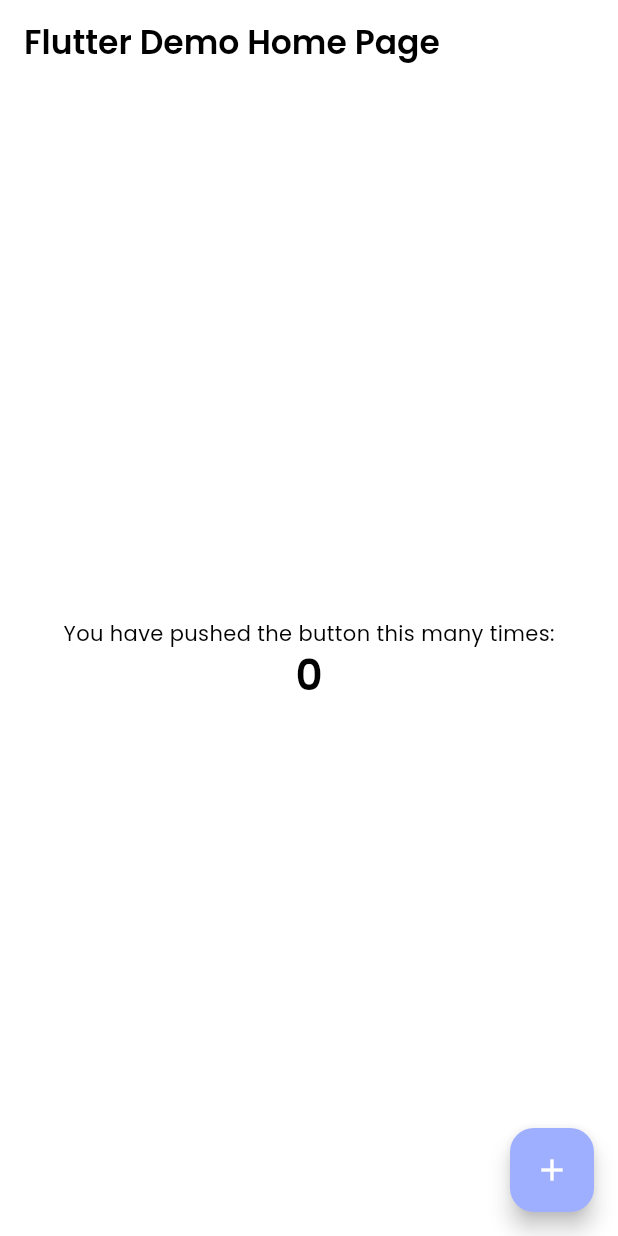
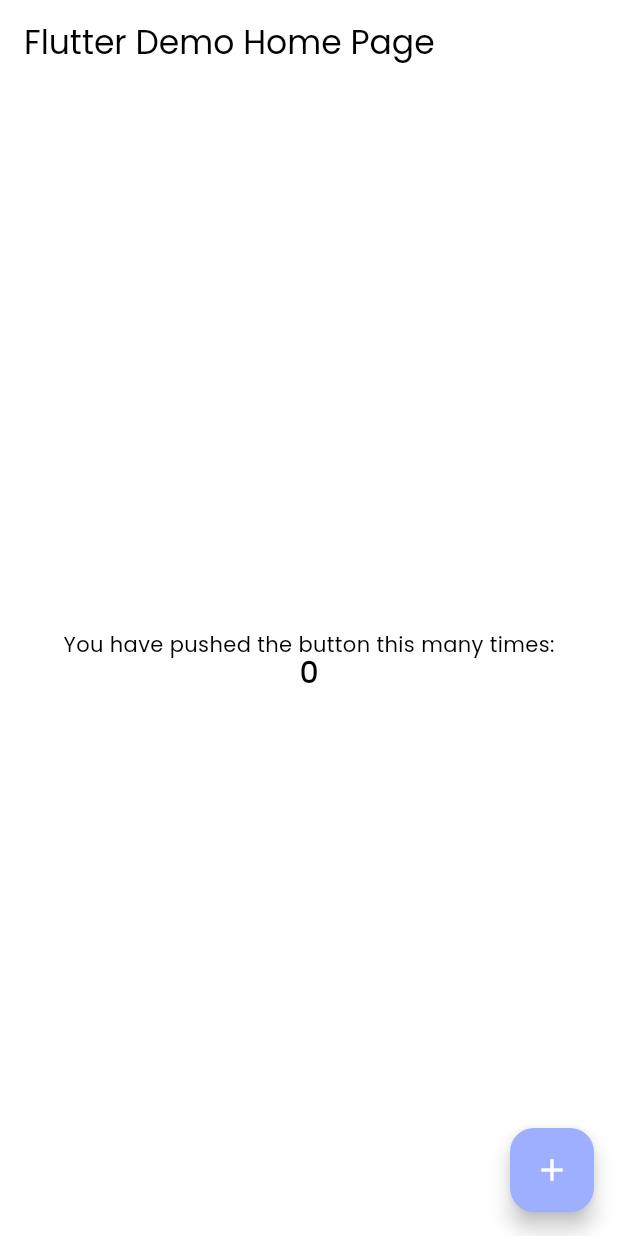
Before and after one commit to ViniOkamoto/mood-ai-workshop, a Flutter app: the screen it shows after launch, on a phone screen of 412 x 824 dp. Run offline on Flutter 3.47's test engine with Material 3 defaults, Android fonts, the phone set to English and light mode, and no system bars; our stand-ins replace google_fonts.

Commit message:
Update app theme and color constants

```diff
--- a/lib/core/theme/app_theme.dart
+++ b/lib/core/theme/app_theme.dart
@@ -9,8 +9,7 @@ class AppTheme {
       colorScheme: ColorScheme(
         primary: AppColors.primary_500,
         primaryContainer: AppColors.primary_400,
-        secondary: AppColors.secondary_500,
-        secondaryContainer: AppColors.secondary_400,
+        secondary: AppColors.dark_900,
         surface: AppColors.surface,
         error: AppColors.error,
         onPrimary: AppColors.onPrimary,
@@ -20,52 +19,22 @@ class AppTheme {
         brightness: Brightness.light,
       ),
       textTheme: TextTheme(
-        displayLarge: TextStyle(
-          fontSize: AppTextStyles.displayLarge,
-          fontWeight: FontWeight.w600,
-        ),
-        displayMedium: TextStyle(
-          fontSize: AppTextStyles.displayMedium,
-          fontWeight: FontWeight.w600,
-        ),
-        displaySmall: TextStyle(fontSize: AppTextStyles.displaySmall),
-        headlineLarge: TextStyle(
-          fontSize: AppTextStyles.headlineLarge,
-          fontWeight: FontWeight.w600,
-        ),
-        headlineMedium: TextStyle(
-          fontSize: AppTextStyles.headlineMedium,
-          fontWeight: FontWeight.w600,
-        ),
-        headlineSmall: TextStyle(
-          fontSize: AppTextStyles.headlineSmall,
-          fontWeight: FontWeight.w600,
-        ),
-        titleLarge: TextStyle(
-          fontSize: AppTextStyles.titleLarge,
-          fontWeight: FontWeight.w600,
-        ),
-        titleMedium: TextStyle(
-          fontSize: AppTextStyles.titleMedium,
-          fontWeight: FontWeight.w600,
-        ),
-        titleSmall: TextStyle(
-          fontSize: AppTextStyles.titleSmall,
-          fontWeight: FontWeight.w600,
-        ),
-        bodyLarge: TextStyle(
-          fontSize: AppTextStyles.bodyLarge,
-          fontWeight: FontWeight.w600,
-        ),
-        bodyMedium: TextStyle(
-          fontSize: AppTextStyles.bodyMedium,
-          fontWeight: FontWeight.w400,
-        ),
-        bodySmall: TextStyle(
-          fontSize: AppTextStyles.bodySmall,
-          fontWeight: FontWeight.w400,
-        ),
+        // Headings
+        displayLarge: AppTextStyles.h1,
+        headlineLarge: AppTextStyles.h2,
+        headlineMedium: AppTextStyles.h3,
+
+        // Body text
+        bodyLarge: AppTextStyles.bodyLarge,
+        bodyMedium: AppTextStyles.bodyMedium,
+        bodySmall: AppTextStyles.bodySmall,
+
+        // Button/Label
+        labelLarge: AppTextStyles.button,
+        labelMedium: AppTextStyles.label,
       ),
+      splashColor: AppColors.primary_100,
+      highlightColor: AppColors.primary_100,
       useMaterial3: true,
     );
   }
--- a/lib/core/theme/theme_constants.dart
+++ b/lib/core/theme/theme_constants.dart
@@ -4,8 +4,8 @@ class AppColors {
   // Primary colors
   static const Color primary_500 = Color(0xFF7E93FF);
   static const Color primary_400 = Color(0xFF9EAFFF);
-  static const Color primary_300 = Color(0xFFBFCFFF);
-  static const Color primary_200 = Color(0xFFDDEAFF);
+  static const Color primary_300 = Color(0xFFD9DFFD);
+  static const Color primary_200 = Color(0xFFE4E8FD);
   static const Color primary_100 = Color(0xFFEFF5FF);
 
   // Secondary colors
@@ -30,26 +30,58 @@ class AppColors {
   static const Color dark_600 = Color(0xFF333333);
   static const Color dark_500 = Color(0xFF404040);
   static const Color dark_400 = Color(0xFF525252);
-  static const Color dark_300 = Color(0xFF737373);
+  static const Color dark_300 = Color(0xFFB8B8B8);
   static const Color dark_200 = Color(0xFFA3A3A3);
   static const Color dark_100 = Color(0xFFD4D4D4);
   static const Color dark_50 = Color(0xFFF5F5F5);
 }
 
 class AppTextStyles {
-  static const double displayLarge = 57.0;
-  static const double displayMedium = 45.0;
-  static const double displaySmall = 36.0;
+  // Headings
+  static const TextStyle h1 = TextStyle(
+    fontSize: 32.0,
+    fontWeight: FontWeight.w500,
+    height: 1.3,
+  );
 
-  static const double headlineLarge = 32.0;
-  static const double headlineMedium = 28.0;
-  static const double headlineSmall = 24.0;
+  static const TextStyle h2 = TextStyle(
+    fontSize: 24.0,
+    fontWeight: FontWeight.w500,
+    height: 1.3,
+  );
 
-  static const double titleLarge = 22.0;
-  static const double titleMedium = 16.0;
-  static const double titleSmall = 14.0;
+  static const TextStyle h3 = TextStyle(
+    fontSize: 20.0,
+    fontWeight: FontWeight.w500,
+    height: 1.0,
+  );
 
-  static const double bodyLarge = 16.0;
-  static const double bodyMedium = 14.0;
-  static const double bodySmall = 12.0;
+  // Body text
+  static const TextStyle bodyLarge = TextStyle(
+    fontSize: 16.0,
+    height: 1.2,
+  );
+
+  static const TextStyle bodyMedium = TextStyle(
+    fontSize: 14.0,
+    height: 1.2,
+  );
+
+  static const TextStyle bodySmall = TextStyle(
+    fontSize: 12.0,
+    height: 1.2,
+  );
+
+  // Button/Label text
+  static const TextStyle button = TextStyle(
+    fontSize: 16.0,
+    fontWeight: FontWeight.w600,
+    height: 1.2,
+  );
+
+  static const TextStyle label = TextStyle(
+    fontSize: 14.0,
+    fontWeight: FontWeight.w500,
+    height: 1.2,
+  );
 }
```
